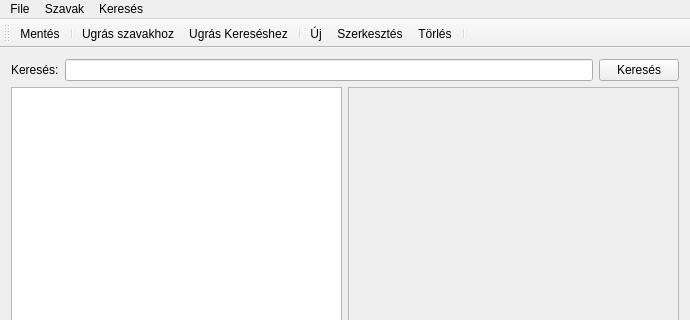
Above: mainwindow.ui from eleda/VocabularyV before the change; both pictures show x 0 to 690 and y 0 to 320 of the 690 by 560 pixel window. Below: the same form after it.
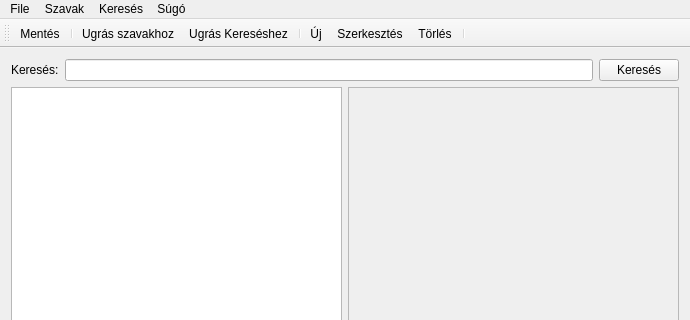
That is the form after the change. Icons and pictures are not drawn.

```diff
--- a/mainwindow.ui
+++ b/mainwindow.ui
@@ -125,9 +125,16 @@
     </property>
     <addaction name="actionSearch_For"/>
    </widget>
+   <widget class="QMenu" name="menuHelp">
+    <property name="title">
+     <string>Súgó</string>
+    </property>
+    <addaction name="actionAbout"/>
+   </widget>
    <addaction name="menuFile"/>
    <addaction name="menuEleemk"/>
    <addaction name="menuSearch"/>
+   <addaction name="menuHelp"/>
   </widget>
   <widget class="QToolBar" name="mainToolBar">
    <attribute name="toolBarArea">
```
Left out of the diff: 13 changed lines with no effect on the pictures.
